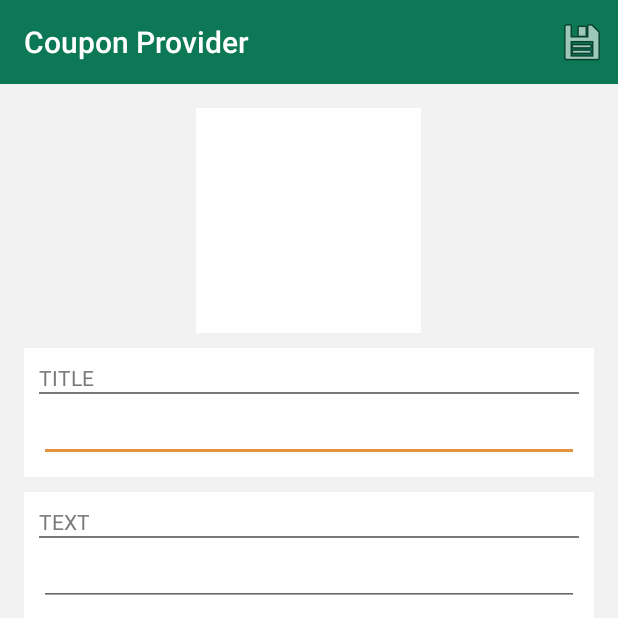
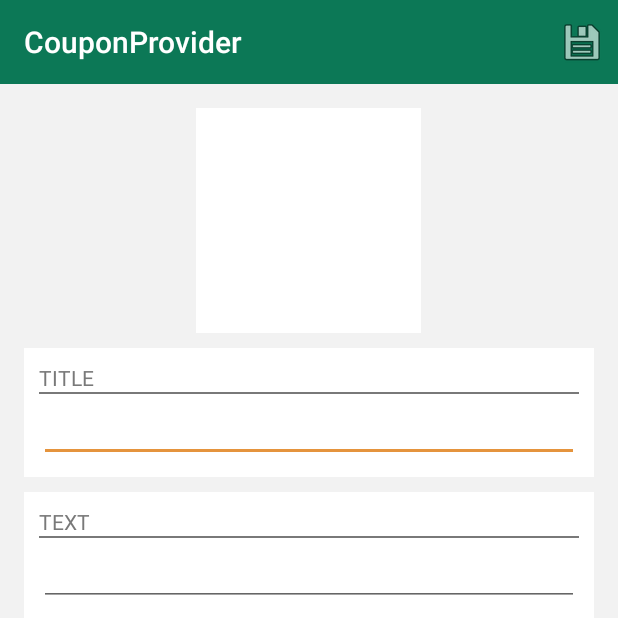
Before and after one commit to Ks89/SPF2CouponingProviderDemo, an Android app: the CouponCreationActivity screen opened directly, with no data from a screen before it, on a phone screen of 412 x 824 dp, the top half of it. Run offline under Robolectric (Android 15) with nearby library versions, the phone set to English and light mode, and no system bars; libraries missing offline, so code that uses them is left out: com.soundcloud.android; pictures from the network do not load; 1 statement that could not run was skipped.

Commit message:
New app icon and app_name string

```diff
--- a/sPFCouponingProvider/src/main/res/values/strings.xml
+++ b/sPFCouponingProvider/src/main/res/values/strings.xml
@@ -1,6 +1,6 @@
 <resources>
 
-    <string name="app_name">Coupon Provider</string>
+    <string name="app_name">CouponProvider</string>
 	<string name="activity_coupon_creation_title">Create coupon</string>
 	<string name="activity_coupon_detail_title">Coupon detail</string>
 
```
Also changed, not shown: sPFCouponingProvider/src/main/res/drawable-mdpi/ic_launcher.png, sPFCouponingProvider/src/main/res/drawable-xhdpi/ic_launcher.png, sPFCouponingProvider/src/main/res/drawable-xxhdpi/ic_launcher.png, sPFCouponingProvider/src/main/res/drawable-xxxhdpi/ic_launcher.png (added).
